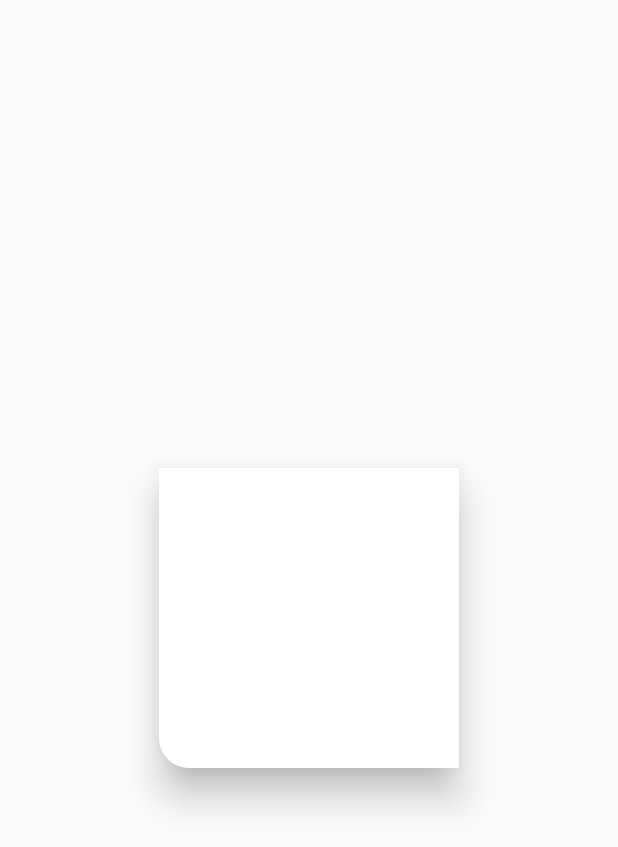
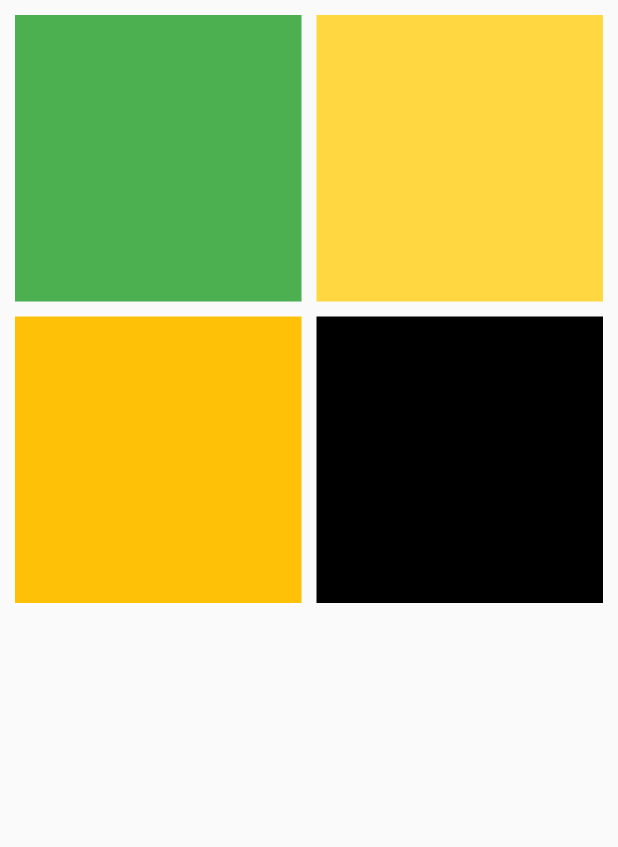
Before and after one commit to Saqib29/Learning-issue, a Flutter app: the screen it shows after launch, on a phone screen of 412 x 824 dp. Shown: the top 847 px of the screen. Run offline on Flutter 3.47's test engine with Material 2 defaults, Android fonts, the phone set to English and light mode, and no system bars; our stand-ins replace liquid_swipe.

```diff
--- a/flutter/flutter_basic/lib/main.dart
+++ b/flutter/flutter_basic/lib/main.dart
@@ -13,18 +13,37 @@ class MyApp extends StatelessWidget {
     return MaterialApp(
       debugShowCheckedModeBanner: false,
       home: Scaffold(
-        body: Center(
-          child: Card(
-            elevation: 10,
-            shape: RoundedRectangleBorder(
-              borderRadius: BorderRadius.only(bottomLeft: Radius.circular(20))
-            ),
-            child: Container(
+        body: Padding(
+          padding: const EdgeInsets.all(10.0),
+          child: GridView.count(
+          crossAxisCount: 2,
+          crossAxisSpacing: 10,
+          mainAxisSpacing: 10,
+
+          children: <Widget>[
+            Container(
               height: 200,
               width: 200,
+              color: Colors.green,
             ),
-          )
+            Container(
+              height: 200,
+              width: 200,
+              color: Colors.amberAccent,
+            ),
+            Container(
+              height: 200,
+              width: 200,
+              color: Colors.amber,
+            ),
+            Container(
+              height: 200,
+              width: 200,
+              color: Colors.black,
+            ),
+          ],
         )
+        ),
       ),
     );
   }
```
